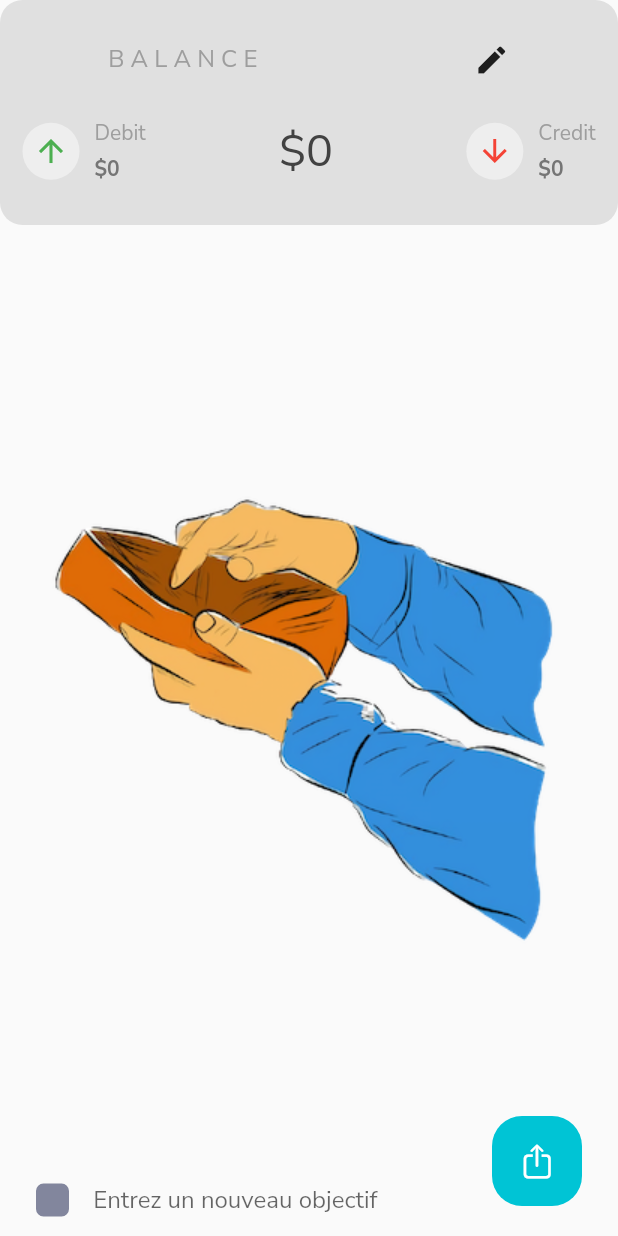
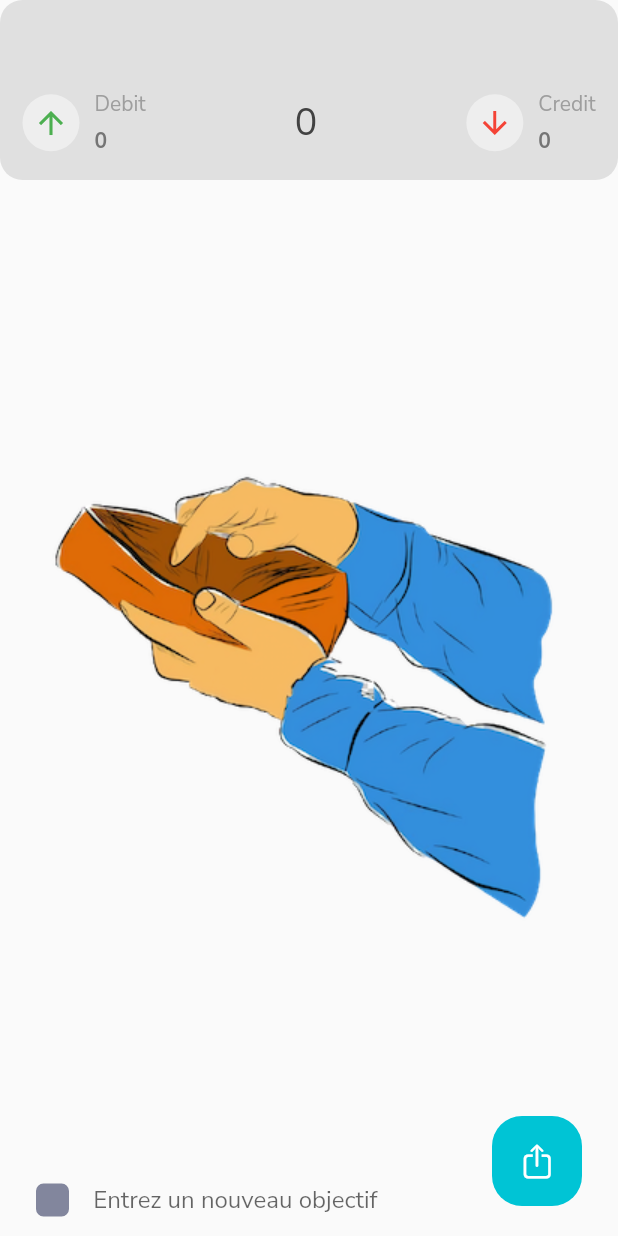
Before and after one commit to aurelienbono/Kamte, a Flutter app: the TaskPage screen opened directly with empty values, on a phone screen of 412 x 824 dp. Run offline on Flutter 3.47's test engine with Material 2 defaults, Android fonts, the phone set to English and light mode, and no system bars; our stand-ins replace flutter_slidable, google_fonts, share_plus, sqflite; accounts and stored records are empty.

Commit message:
retrait du totol price dans les portefeuilles

```diff
--- a/lib/screen/taskpage.dart
+++ b/lib/screen/taskpage.dart
@@ -51,51 +51,8 @@ class _TaskPageState extends State<TaskPage> {
             Column(
               crossAxisAlignment: CrossAxisAlignment.start,
               children: [
-                // Padding(
-                //   padding: const EdgeInsets.only(top: 16, bottom: 6),
-                //   child: Row(
-                //     children: [
-                //       InkWell(
-                //         onTap: () {
-                //           Navigator.pop(context);
-                //         },
-                //         child: Padding(
-                //           padding: const EdgeInsets.all(10.0),
-                //           child: Icon(
-                //             Icons.arrow_back_sharp,
-                //             size: 30,
-                //           ),
-                //         ),
-                //       ),
-                //       Expanded(
-                //           child: TextField(
-                //         onSubmitted: (value) async {
-                //           if (value != '') {
-                //             if (widget.task == null) {
-                //               Task _newTask =
-                //                   Task(title: value, total: 0, status: 0);
-                //               await _dbHelper.insertTask(_newTask);
 
-                //               if (_newTask.status == 0) {
-                //               } else {}
-                //             } else {
-                //               await _dbHelper.updateTaskTitle(_taskId!, value);
-                //             }
-                //           }
-                //         },
-                //         controller: TextEditingController()..text = _taskTitle!,
-                //         decoration: InputDecoration(
-                //             hintText: "  Entrez un titre ...",
-                //             border: InputBorder.none),
-                //         style: TextStyle(
-                //             fontSize: 28,
-                //             fontWeight: FontWeight.bold,
-                //             color: Color(0xff86829d)),
-                //       ))
-                //     ],
-                //   ),
-                // ),
-                TopCard(),
+                TopCard( title: _taskTitle!,debit: 0, credit: 10,),
                 Padding(
                   padding: const EdgeInsets.only(bottom:7 ),
                 ),
--- a/lib/widget.dart
+++ b/lib/widget.dart
@@ -31,14 +31,14 @@ class TaskCardWidget extends StatelessWidget {
                 fontWeight: FontWeight.bold,
               ),
             ),
-            trailing:    Padding(
-              padding: EdgeInsets.only(top: 10),
-              child: Text(
-                "$total",
-                style: TextStyle(
-                    fontSize: 20, fontWeight: FontWeight.bold, color: Color(0xff86829d),),
-              ),
-            ),
+            // trailing:    Padding(
+            //   padding: EdgeInsets.only(top: 10),
+            //   child: Text(
+            //     "$total",
+            //     style: TextStyle(
+            //         fontSize: 20, fontWeight: FontWeight.bold, color: Color(0xff86829d),),
+            //   ),
+            // ),
             )
 
         );
@@ -125,12 +125,15 @@ class NoGlowBehaviour extends ScrollBehavior{
 
 
 class TopCard extends StatelessWidget {
-  const TopCard({Key? key}) : super(key: key);
+  final String title ;
+  final int debit ;
+   final int credit ;
+  TopCard({required this.title ,required this.credit , required this.debit});
 
   @override
   Widget build(BuildContext context) {
     return Container(
-        height: 150,
+        height: 120,
         child: Center(
           child: Column(
             mainAxisAlignment: MainAxisAlignment.spaceEvenly,
@@ -138,10 +141,12 @@ class TopCard extends StatelessWidget {
                   Row(
                     mainAxisAlignment: MainAxisAlignment.spaceAround,
                     children: [
-                      Text('B A L A N C E',
-                      style: TextStyle(color: Colors.grey[500], fontSize: 16)),
+                      Flexible(
+                        child: Text(title,
+                        style: TextStyle(color: Colors.black45, fontSize: 20,fontWeight: FontWeight.bold)),
+                      ),
 
-                      Icon(Icons.edit)
+                      //  GestureDetector(onTap:(){print("ouverture du dialogue");}, child:Icon(Icons.edit))
                     ],
                   ),
               Padding(
@@ -176,7 +181,7 @@ class TopCard extends StatelessWidget {
                             SizedBox(
                               height: 5,
                             ),
-                            Text('\$' + "0",
+                            Text("$debit",
                                 style: TextStyle(
                                     color: Colors.grey[600],
                                     fontWeight: FontWeight.bold)),
@@ -184,9 +189,8 @@ class TopCard extends StatelessWidget {
                         )
                       ],
                     ),
-            Text(
-                            '\$' + "0",
-                            style: TextStyle(color: Colors.grey[800], fontSize: 30),
+            Text( "0",
+                            style: TextStyle(color: Colors.grey[800], fontSize: 25),
                           ),
 
                     Row(
@@ -215,7 +219,7 @@ class TopCard extends StatelessWidget {
                             SizedBox(
                               height: 5,
                             ),
-                            Text('\$' + "0",
+                            Text("$debit",
                                 style: TextStyle(
                                     color: Colors.grey[600],
                                     fontWeight: FontWeight.bold)),
@@ -232,18 +236,7 @@ class TopCard extends StatelessWidget {
         decoration: BoxDecoration(
             borderRadius: BorderRadius.circular(15),
             color: Colors.grey[300],
-            // boxShadow: [
-            //   BoxShadow(
-            //       color: Colors.grey.shade500,
-            //       offset: Offset(4.0, 4.0),
-            //       blurRadius: 15.0,
-            //       spreadRadius: 1.0),
-            //   BoxShadow(
-            //       color: Colors.white,
-            //       offset: Offset(-4.0, -4.0),
-            //       blurRadius: 15.0,
-            //       spreadRadius: 1.0),
-            // ]
+
             ),
 
     );
```
